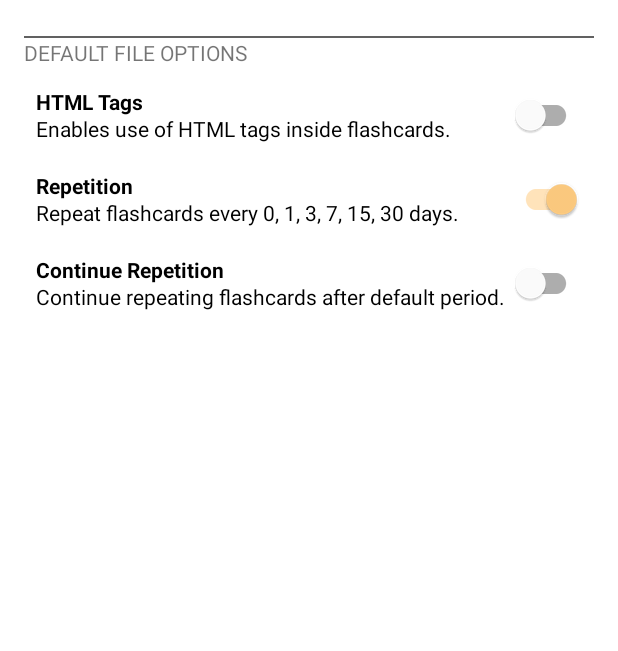
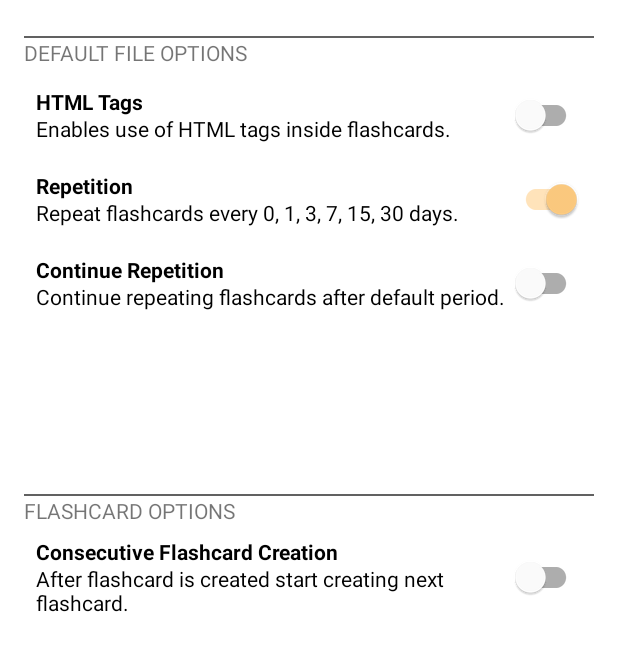
Before and after one commit to StartingGround/Cognebus, an Android app: the SettingsFragment screen opened through its navigation route, on a phone screen of 412 x 824 dp. Shown: the top 651 px of the screen. Run offline under Robolectric (Android 15) with nearby library versions, the phone set to English and light mode, and no system bars; our stand-ins replace FlexboxLayout, Room's generated code, data binding; 3 statements that could not run were skipped.

Commit message:
Implement consecutive flashcard creation

```diff
--- a/app/src/main/java/com/startingground/cognebus/flashcard/AnswerFragment.kt
+++ b/app/src/main/java/com/startingground/cognebus/flashcard/AnswerFragment.kt
@@ -15,16 +15,20 @@ import androidx.databinding.DataBindingUtil
 import androidx.fragment.app.Fragment
 import androidx.navigation.fragment.findNavController
 import androidx.navigation.navGraphViewModels
+import androidx.preference.PreferenceManager
 import androidx.viewpager2.widget.ViewPager2
 import com.google.android.material.dialog.MaterialAlertDialogBuilder
 import com.startingground.cognebus.R
 import com.startingground.cognebus.database.CognebusDatabase
 import com.startingground.cognebus.databinding.FragmentFlashcardAnswerBinding
+import com.startingground.cognebus.settings.SettingsViewModel
 
 class AnswerFragment : Fragment(), InputToolbarInterface {
 
     private lateinit var binding: FragmentFlashcardAnswerBinding
     private lateinit var sharedFlashcardViewModel: FlashcardViewModel
+
+    private var consecutiveFlashcardCreationIsEnabled: Boolean = false
 
 
     override fun onCreateView(
@@ -46,6 +50,13 @@ class AnswerFragment : Fragment(), InputToolbarInterface {
             isEnabled = false
             activity?.onBackPressed()
         }
+
+        val preferences = PreferenceManager.getDefaultSharedPreferences(context)
+
+        consecutiveFlashcardCreationIsEnabled = preferences.getBoolean(
+            SettingsViewModel.CONSECUTIVE_FLASHCARD_CREATION_KEY,
+            SettingsViewModel.CONSECUTIVE_FLASHCARD_CREATION_DEFAULT_VALUE
+        )
 
         return binding.root
     }
@@ -206,10 +217,18 @@ class AnswerFragment : Fragment(), InputToolbarInterface {
 
 
     private fun onSaveFlashcardButton(){
+        val thereIsExistingFlashcard: Boolean = sharedFlashcardViewModel.flashcard?.thereIsExistingFlashcard() ?: false
         val flashcardIsSaved = sharedFlashcardViewModel.saveFlashcardToDatabase()
         if(!flashcardIsSaved) return
 
         Toast.makeText(context, R.string.flashcard_saved_toast, Toast.LENGTH_SHORT).show()
+
+        if(consecutiveFlashcardCreationIsEnabled && !thereIsExistingFlashcard){
+            val action = FlashcardPagerFragmentDirections.actionFlashcardPagerFragmentSelf(sharedFlashcardViewModel.fileId, 0L)
+            findNavController().navigate(action)
+            return
+        }
+
         findNavController().popBackStack()
     }
 }
--- a/app/src/main/java/com/startingground/cognebus/flashcard/FlashcardViewModel.kt
+++ b/app/src/main/java/com/startingground/cognebus/flashcard/FlashcardViewModel.kt
@@ -14,7 +14,7 @@ import kotlinx.coroutines.launch
 
 class FlashcardViewModel(
     private val database: CognebusDatabase,
-    private val fileId: Long,
+    val fileId: Long,
     private val dataViewModel: DataViewModel?,
     app: Application
     ): AndroidViewModel(app){
--- a/app/src/main/java/com/startingground/cognebus/settings/SettingsViewModel.kt
+++ b/app/src/main/java/com/startingground/cognebus/settings/SettingsViewModel.kt
@@ -20,12 +20,14 @@ class SettingsViewModel(application: Application) : AndroidViewModel(application
         const val CONTINUE_REPETITION_KEY = "continue_repetition"
         const val CYCLE_INCREMENT_KEY = "cycle_increment"
         const val MAX_DAYS_PER_CYCLE_KEY = "max_days_per_cycle"
+        const val CONSECUTIVE_FLASHCARD_CREATION_KEY = "consecutive_flashcard_creation"
 
         const val ENABLE_HTML_DEFAULT_VALUE = false
         const val REPETITION_ENABLED_DEFAULT_VALUE = true
         const val CONTINUE_REPETITION_DEFAULT_VALUE = false
         const val CYCLE_INCREMENT_DEFAULT_VALUE: Int = 15
         const val MAX_DAYS_PER_CYCLE_DEFAULT_VALUE: Int = 60
+        const val CONSECUTIVE_FLASHCARD_CREATION_DEFAULT_VALUE = false
     }
 
     private val preferences = PreferenceManager.getDefaultSharedPreferences(application.applicationContext)
@@ -133,4 +135,13 @@ class SettingsViewModel(application: Application) : AndroidViewModel(application
         }
         _maxDaysPerCycle.value = value
     }
+
+    private val _consecutiveFlashcardCreation: MutableLiveData<Boolean> = MutableLiveData(
+        preferences.getBoolean(CONSECUTIVE_FLASHCARD_CREATION_KEY, CONSECUTIVE_FLASHCARD_CREATION_DEFAULT_VALUE)
+    )
+    val consecutiveFlashcardCreation: LiveData<Boolean> get() = _consecutiveFlashcardCreation
+
+    fun onConsecutiveFlashcardCreationChanged(view: View){
+        switchValueChangedHandler(view, CONSECUTIVE_FLASHCARD_CREATION_KEY, _consecutiveFlashcardCreation)
+    }
 }
--- a/app/src/main/res/layout/fragment_settings.xml
+++ b/app/src/main/res/layout/fragment_settings.xml
@@ -33,7 +33,7 @@
                 app:layout_constraintTop_toTopOf="parent" />
 
             <TextView
-                android:id="@+id/options_label"
+                android:id="@+id/default_file_options_label"
                 android:layout_width="wrap_content"
                 android:layout_height="wrap_content"
                 android:layout_marginStart="@dimen/margin_normal"
@@ -51,7 +51,7 @@
                 android:onClick="@{(view) -> settingsViewModel.onEnableHtmlChanged(view)}"
                 app:layout_constraintEnd_toEndOf="parent"
                 app:layout_constraintStart_toStartOf="parent"
-                app:layout_constraintTop_toBottomOf="@id/options_label"
+                app:layout_constraintTop_toBottomOf="@id/default_file_options_label"
                 app:summaryText="@string/file_fragment_enable_html_switch_subtext"
                 app:titleText="@string/file_fragment_enable_html_switch_label" />
 
@@ -84,6 +84,7 @@
                 app:titleText="@string/file_fragment_continue_repetition_switch_label" />
 
             <com.google.android.flexbox.FlexboxLayout
+                android:id="@+id/cycle_inputs_holder"
                 android:layout_width="0dp"
                 android:layout_height="wrap_content"
                 android:layout_marginEnd="@dimen/margin_normal"
@@ -134,6 +135,40 @@
 
             </com.google.android.flexbox.FlexboxLayout>
 
+            <View
+                android:id="@+id/divider_2"
+                android:layout_width="0dp"
+                android:layout_height="1dp"
+                android:layout_marginHorizontal="@dimen/margin_normal"
+                android:layout_marginTop="@dimen/margin_big"
+                android:background="@color/grey_700"
+                app:layout_constraintEnd_toEndOf="parent"
+                app:layout_constraintStart_toStartOf="parent"
+                app:layout_constraintTop_toBottomOf="@id/cycle_inputs_holder" />
+
+            <TextView
+                android:id="@+id/flashcard_options_label"
+                android:layout_width="wrap_content"
+                android:layout_height="wrap_content"
+                android:layout_marginStart="@dimen/margin_normal"
+                android:text="@string/settings_fragment_flashcard_options_label"
+                app:layout_constraintStart_toStartOf="parent"
+                app:layout_constraintTop_toBottomOf="@id/divider_2" />
+
+            <com.startingground.cognebus.customviews.SwitchCognebus
+                android:id="@+id/consecutive_flashcard_creation_switch"
+                android:layout_width="0dp"
+                android:layout_height="wrap_content"
+                android:layout_marginHorizontal="@dimen/margin_big"
+                android:layout_marginTop="@dimen/margin_small"
+                android:checked="@{settingsViewModel.consecutiveFlashcardCreation}"
+                android:onClick="@{(view) -> settingsViewModel.onConsecutiveFlashcardCreationChanged(view)}"
+                app:layout_constraintEnd_toEndOf="parent"
+                app:layout_constraintStart_toStartOf="parent"
+                app:layout_constraintTop_toBottomOf="@id/flashcard_options_label"
+                app:summaryText="@string/settings_fragment_consecutive_flashcard_creation_switch_subtext"
+                app:titleText="@string/settings_fragment_consecutive_flashcard_creation_switch_label" />
+
         </androidx.constraintlayout.widget.ConstraintLayout>
 
     </ScrollView>
--- a/app/src/main/res/navigation/nav_graph.xml
+++ b/app/src/main/res/navigation/nav_graph.xml
@@ -124,6 +124,11 @@
             <action
                 android:id="@+id/action_flashcardPagerFragment_to_imageCropFragment"
                 app:destination="@id/imageCropFragment" />
+            <action
+                android:id="@+id/action_flashcardPagerFragment_self"
+                app:destination="@id/flashcardPagerFragment"
+                app:popUpTo="@id/flashcardPagerFragment"
+                app:popUpToInclusive="true" />
         </fragment>
         <fragment
             android:id="@+id/practicePagerFragment"
--- a/app/src/main/res/values/strings.xml
+++ b/app/src/main/res/values/strings.xml
@@ -90,6 +90,9 @@
 
     <!-- Settings -->
     <string name="settings_fragment_default_file_options_label">DEFAULT FILE OPTIONS</string>
+    <string name="settings_fragment_flashcard_options_label">FLASHCARD OPTIONS</string>
+    <string name="settings_fragment_consecutive_flashcard_creation_switch_label">Consecutive Flashcard Creation</string>
+    <string name="settings_fragment_consecutive_flashcard_creation_switch_subtext">After flashcard is created start creating next flashcard.</string>
 
     <!-- Practice -->
     <string name="practice_question_fragment_top_app_bar_title">Question %1$d/%2$d</string>
```
